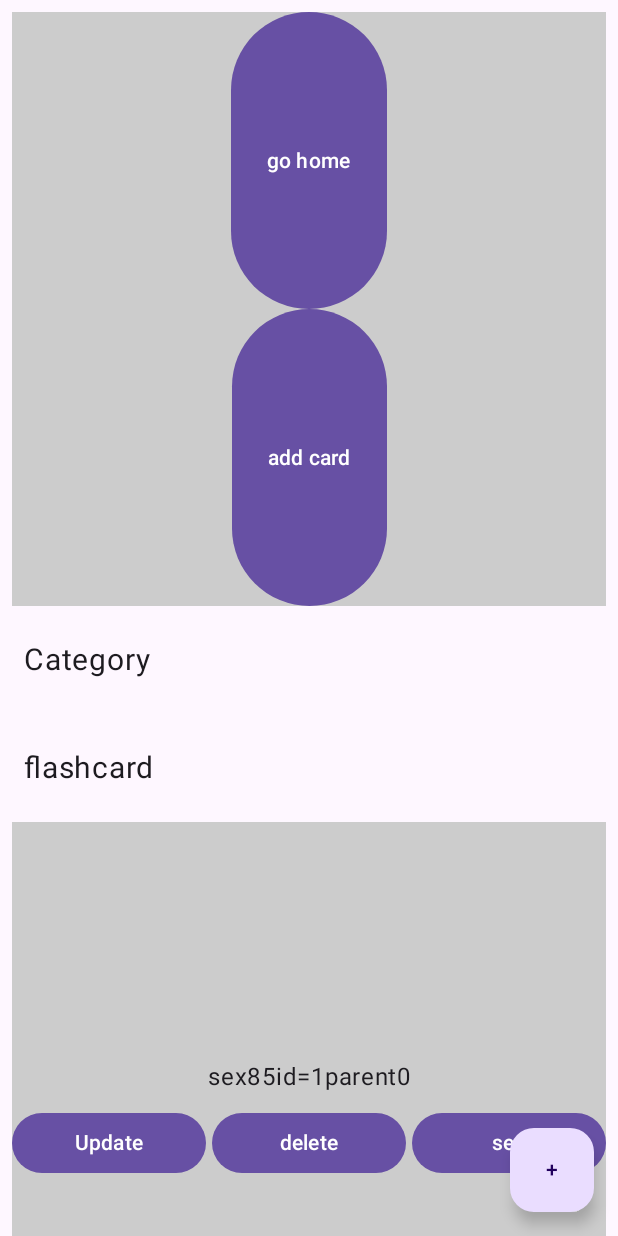
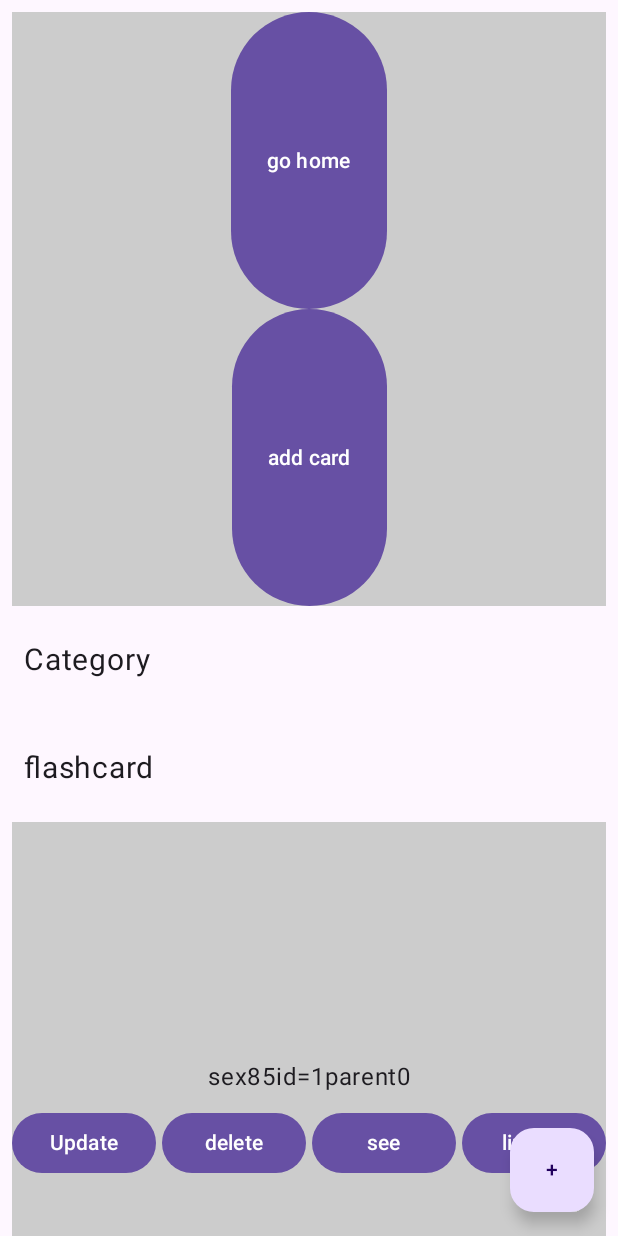
Before and after one commit to risal098/flash-memo, an Android app built with Jetpack Compose: the screen it shows after launch (MainActivity), after a tap on "add card", on a phone screen of 412 x 824 dp. Run offline under Robolectric (Android 15) with nearby library versions, the light colour scheme and no system bars; our stand-ins replace Room's generated code; pictures from the network do not load.

Commit message:
add link functionality

```diff
--- a/app/src/main/AndroidManifest.xml
+++ b/app/src/main/AndroidManifest.xml
@@ -1,7 +1,7 @@
 <?xml version="1.0" encoding="utf-8"?>
 <manifest xmlns:android="http://schemas.android.com/apk/res/android"
     xmlns:tools="http://schemas.android.com/tools">
-
+		<uses-permission android:name="android.permission.INTERNET" />
     <application
         android:allowBackup="true"
         android:dataExtractionRules="@xml/data_extraction_rules"
--- a/app/src/main/java/com/example/vanillastarter/pages/showAllDataPage.kt
+++ b/app/src/main/java/com/example/vanillastarter/pages/showAllDataPage.kt
@@ -124,7 +124,7 @@ fun MyApp(navController: NavController,thisParentId:Int,parentId:Int,FlashcardVi
 
 
                     Button(onClick = { numberList.add(Random.nextInt(100));
-       FlashcardViewModel.addData(name="sex"+Random.nextInt(100).toString(), description="argh",parentId=thisParentId) ;
+       FlashcardViewModel.addData(name="sex"+Random.nextInt(100).toString(), description="argh",parentId=thisParentId,link="https://example.com/") ;
 
         }, modifier = Modifier.weight(1f)) {
                         Text("add card")
@@ -219,6 +219,11 @@ fun FlashcardBoxWithButtons(navController: NavController,item: Flashcard,Flashca
                     Button(onClick = { /* Do nothing */ }, modifier = Modifier.weight(1f)) {
                         Text("see")
                     }
+                    Spacer(modifier = Modifier.width(4.dp))
+                    Button(onClick = { val intent = Intent(Intent.ACTION_VIEW, Uri.parse(item.link))
+                                startActivity(LocalContext.current, intent, null) }, modifier = Modifier.weight(1f)) {
+                        Text("linking")
+                    }
 
         }
     }
```
